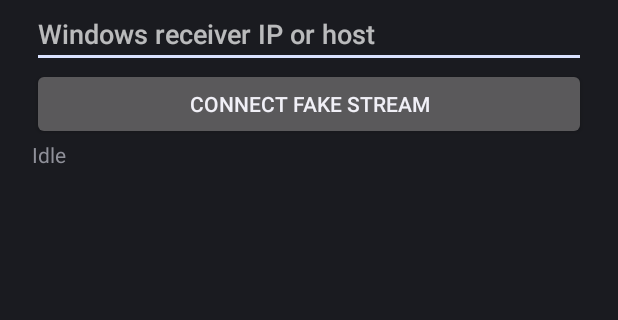
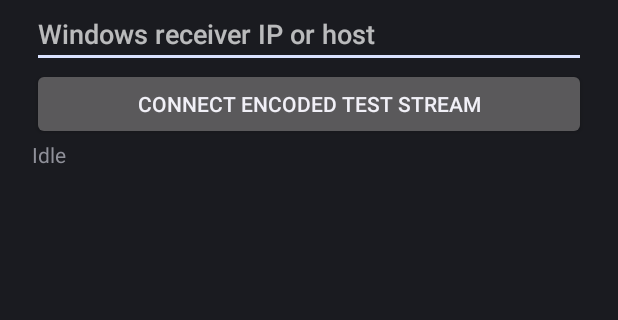
Before and after one commit to imshuai/OpenAudioLink, an Android app: the screen it shows after launch (MainActivity), on a phone screen of 412 x 824 dp, the part 145-465 px from its top. Run offline under Robolectric (Android 15) with nearby library versions, the phone set to English and light mode, and no system bars.

Commit message:
feat: send MediaCodec encoded test stream

```diff
--- a/sender-android/app/src/main/java/com/openaudiolink/MainActivity.kt
+++ b/sender-android/app/src/main/java/com/openaudiolink/MainActivity.kt
@@ -18,7 +18,7 @@ class MainActivity : Activity() {
             setSingleLine(true)
             imeOptions = EditorInfo.IME_ACTION_DONE
         }
-        val connectButton = Button(this).apply { text = "Connect Fake Stream" }
+        val connectButton = Button(this).apply { text = "Connect Encoded Test Stream" }
         val statusText = TextView(this).apply { text = ManualConnectStatus.Idle.name }
         val controller = ManualConnectController { host -> TcpHandshakeClient().connect(host) }
 
--- a/sender-android/app/src/main/java/com/openaudiolink/network/TcpHandshakeClient.kt
+++ b/sender-android/app/src/main/java/com/openaudiolink/network/TcpHandshakeClient.kt
@@ -1,13 +1,13 @@
 package com.openaudiolink.network
 
+import com.openaudiolink.audio.encodeDeterministicTestStream
 import com.openaudiolink.protocol.ProtocolConstants
 import java.net.InetSocketAddress
 import java.net.Socket
 
 class TcpHandshakeClient(
-    private val audioFrameSupplier: () -> List<ByteArray> = {
-        List(3) { FakeAacFrameBytes.clone() }
-    },
+    private val audioFrameSupplier: () -> List<ByteArray> =
+        ::encodeDeterministicTestStream,
 ) {
     fun connect(host: String, port: Int = ProtocolConstants.DefaultPort): Boolean = Socket().use { socket ->
         socket.connect(InetSocketAddress(host, port), 10_000)
```
Also changed, not shown: sender-android/app/src/main/java/com/openaudiolink/network/FakeAacFrame.kt (deleted, +0 -7 lines), 1 other file.
